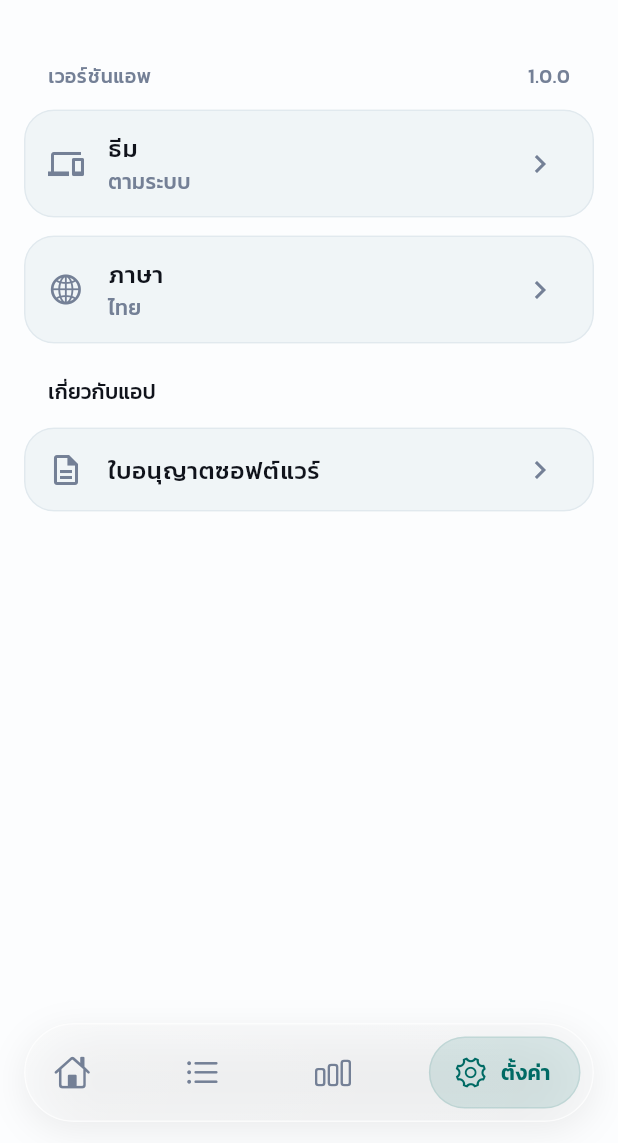
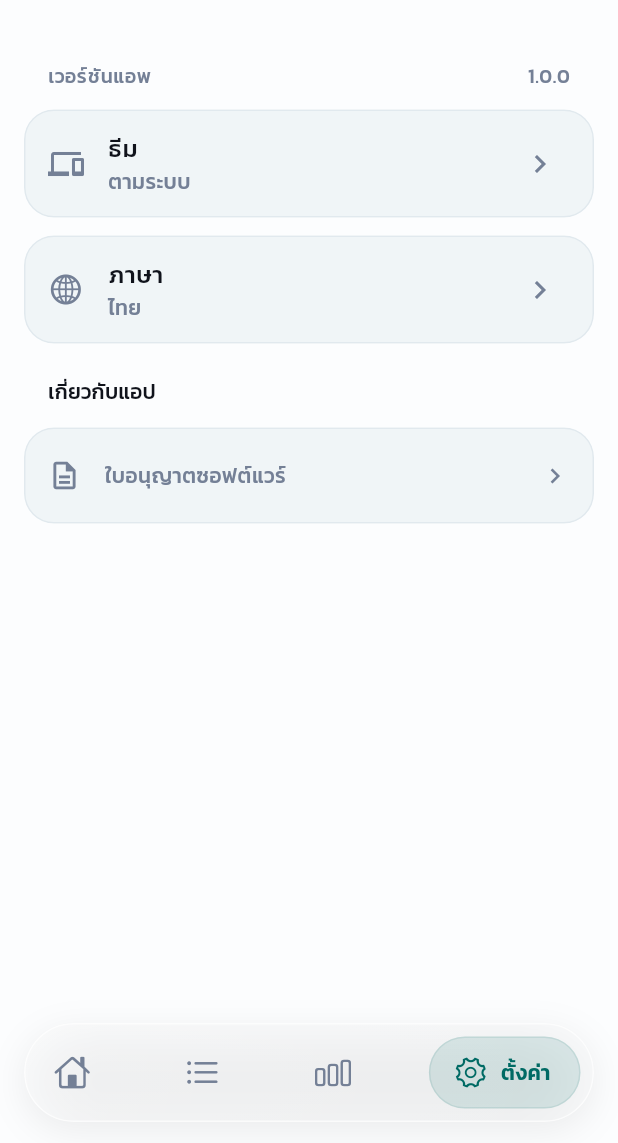
Before and after one commit to Gas-nontachai/LongDuw-ToDoList, a Flutter app: the AppShell screen opened directly with empty values, item 4 of the bottom bar chosen, on a phone screen of 412 x 824 dp, the part 93-1236 px from its top. Run offline on Flutter 3.47's test engine with Material 3 defaults, Android fonts, the phone set to English and light mode, and no system bars; our stand-ins replace dio, file_picker, flutter_local_notifications, flutter_riverpod, flutter_timezone, package_info_plus and 5 more; accounts and stored records are empty.

Commit message:
feat: refactor settings screen to use custom

```diff
--- a/lib/features/settings/screens/settings_screen.dart
+++ b/lib/features/settings/screens/settings_screen.dart
@@ -164,19 +164,18 @@ class SettingsScreen extends StatelessWidget {
           child: Column(
             children: [
               if (onReplayOnboarding != null) ...[
-                ListTile(
-                  leading: const Icon(Icons.help_outline),
-                  title: Text(l10n.onboardingReplay),
-                  trailing: const Icon(Icons.chevron_right),
-                  onTap: onReplayOnboarding,
+                _AboutSettingsTile(
+                  icon: Icons.help_outline,
+                  title: l10n.onboardingReplay,
+                  onTap: onReplayOnboarding!,
                 ),
-                const Divider(height: 1, indent: 56, endIndent: 16),
+                const Divider(height: 1, indent: 54, endIndent: 16),
               ],
-              ListTile(
+              _AboutSettingsTile(
                 key: const ValueKey('settings-licenses'),
-                leading: const Icon(Icons.description_outlined),
-                title: Text(l10n.softwareLicenses),
-                trailing: const Icon(Icons.chevron_right),
+                icon: Icons.description_outlined,
+                title: l10n.softwareLicenses,
+                secondary: true,
                 onTap: () => Navigator.of(context).push<void>(
                   MaterialPageRoute(
                     builder: (_) => const SoftwareLicensesScreen(),
@@ -187,6 +186,44 @@ class SettingsScreen extends StatelessWidget {
           ),
         ),
       ],
+    );
+  }
+}
+
+class _AboutSettingsTile extends StatelessWidget {
+  const _AboutSettingsTile({
+    super.key,
+    required this.icon,
+    required this.title,
+    required this.onTap,
+    this.secondary = false,
+  });
+
+  final IconData icon;
+  final String title;
+  final VoidCallback onTap;
+  final bool secondary;
+
+  @override
+  Widget build(BuildContext context) {
+    final theme = Theme.of(context);
+    final muted = theme.colorScheme.onSurfaceVariant;
+    return ListTile(
+      contentPadding: const EdgeInsets.symmetric(horizontal: 16, vertical: 4),
+      minTileHeight: 56,
+      minLeadingWidth: 22,
+      horizontalTitleGap: 16,
+      leading: Icon(icon, size: 22, color: muted),
+      title: Text(
+        title,
+        style: secondary
+            ? theme.textTheme.bodyMedium?.copyWith(color: muted)
+            : theme.textTheme.titleMedium?.copyWith(
+                color: theme.colorScheme.onSurface,
+              ),
+      ),
+      trailing: Icon(Icons.chevron_right, size: 20, color: muted),
+      onTap: onTap,
     );
   }
 }
```
